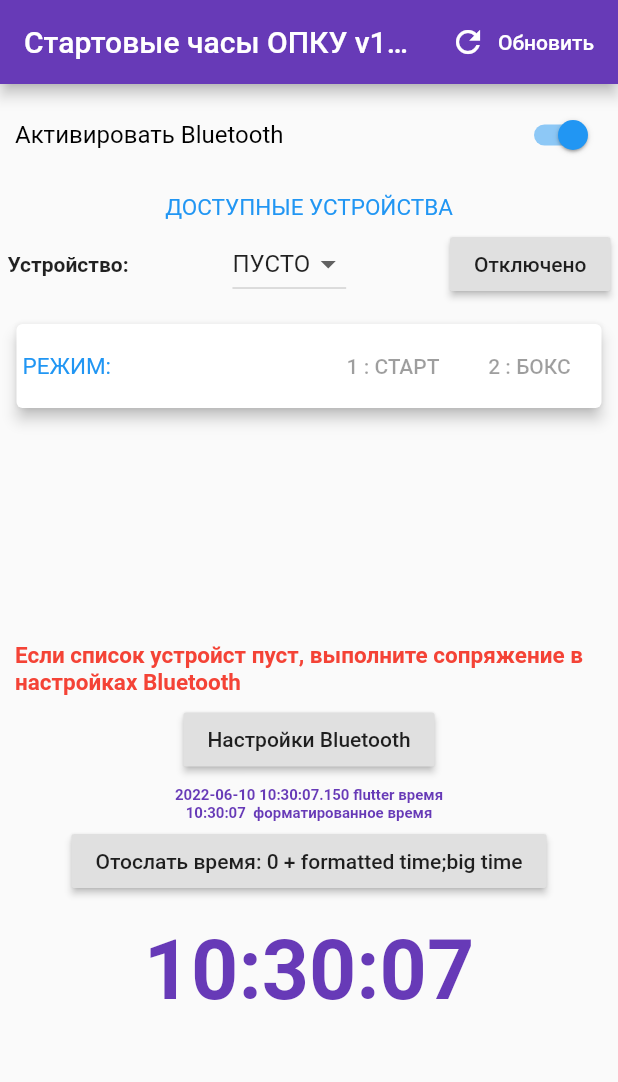
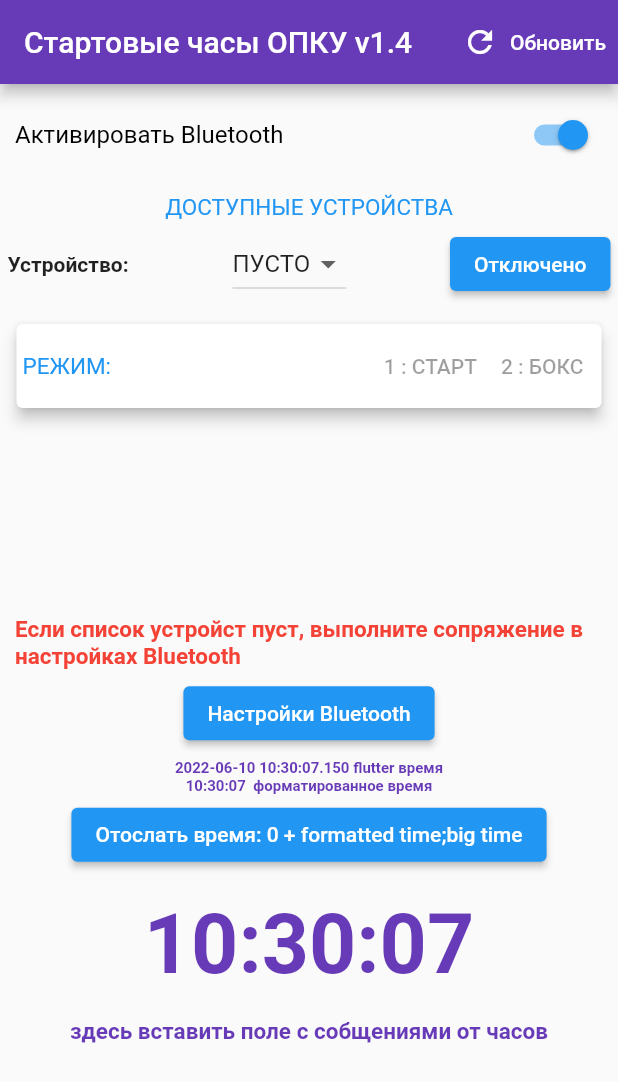
Before and after one commit to fimich1/flutter_clock_2023, a Flutter app: the screen it shows after launch, on a phone screen of 412 x 824 dp. Shown: the top 1082 px of the screen. Run offline on Flutter 3.47's test engine with Material 2 defaults, Android fonts, the phone set to English and light mode, and no system bars; our stand-ins replace flutter_bluetooth_serial.

Commit message:
2022 июнь

```diff
--- a/lib/main.dart
+++ b/lib/main.dart
@@ -1,9 +1,9 @@
-// For performing some operations asynchronously
+// последнее изменение:      17.01
 import 'dart:async';
 import 'dart:convert';
 import 'package:intl/intl.dart';
 
-// For using PlatformException
+// стандартные билилотеки
 import 'package:flutter/services.dart';
 
 import 'package:flutter/material.dart';
@@ -16,7 +16,7 @@ class MyApp extends StatelessWidget {
   @override
   Widget build(BuildContext context) {
     return MaterialApp(
-      title: 'Часы ОПКУ 1.3',
+      title: 'Часы ОПКУ 1.4',
       theme: ThemeData(
         primarySwatch: Colors.purple,
       ),
@@ -66,8 +66,8 @@ class _BluetoothAppState extends State<BluetoothApp> {
   String _formatDateTime(DateTime dateTime) {
     return DateFormat('HH:mm:ss').format(dateTime);
   }
+
   String _timeString;
-
 
   @override
   void initState() {
@@ -168,10 +168,18 @@ class _BluetoothAppState extends State<BluetoothApp> {
       home: Scaffold(
         key: _scaffoldKey,
         appBar: AppBar(
-          title: Text("Стартовые часы ОПКУ v1.3"),
+          title: Text("Стартовые часы ОПКУ v1.4"),
           backgroundColor: Colors.deepPurple,
           actions: <Widget>[
-            FlatButton.icon(
+            TextButton.icon(
+              onPressed: () async {
+                // So, that when new devices are paired
+                // while the app is running, user can refresh
+                // the paired devices list.
+                await getPairedDevices().then((_) {
+                  show('Список устройств обновлен');
+                });
+              },
               icon: Icon(
                 Icons.refresh,
                 color: Colors.white,
@@ -182,19 +190,11 @@ class _BluetoothAppState extends State<BluetoothApp> {
                   color: Colors.white,
                 ),
               ),
-              shape: RoundedRectangleBorder(
-                borderRadius: BorderRadius.circular(30),
             ),
-              splashColor: Colors.deepPurple,
-              onPressed: () async {
-                // So, that when new devices are paired
-                // while the app is running, user can refresh
-                // the paired devices list.
-                await getPairedDevices().then((_) {
-                  show('Список устройств обновлен');
-                });
-              },
-            ),
+            // shape: RoundedRectangleBorder(
+            //   borderRadius: BorderRadius.circular(30),
+            // ),
+            // splashColor: Colors.deepPurple,
           ],
         ),
         body: Container(
@@ -280,7 +280,7 @@ class _BluetoothAppState extends State<BluetoothApp> {
                                   setState(() => _device = value),
                               value: _devicesList.isNotEmpty ? _device : null,
                             ),
-                            RaisedButton(
+                            ElevatedButton(
                               onPressed: _isButtonUnavailable
                                   ? null
                                   : _connected
@@ -324,13 +324,13 @@ class _BluetoothAppState extends State<BluetoothApp> {
                                     ),
                                   ),
                                 ),
-                                FlatButton(
+                                TextButton(
                                   onPressed: _connected
                                       ? _sendOnMessageToBluetooth
                                       : null,
                                   child: Text("1 : СТАРТ"),
                                 ),
-                                FlatButton(
+                                TextButton(
                                   onPressed: _connected
                                       ? _sendOffMessageToBluetooth
                                       : null,
@@ -364,8 +364,8 @@ class _BluetoothAppState extends State<BluetoothApp> {
                           ),
                         ),
                         SizedBox(height: 5),
-                        RaisedButton(
-                          elevation: 2,
+                        ElevatedButton(
+                          // elevation: 2,
                           child: Text("Настройки Bluetooth"),
                           onPressed: () {
                             FlutterBluetoothSerial.instance.openSettings();
@@ -398,23 +398,37 @@ class _BluetoothAppState extends State<BluetoothApp> {
                         //   ),
                         // ),
                         SizedBox(height: 1),
-                        RaisedButton(
-                          elevation: 2,
-                          child: Text("Отослать время: 0 + formatted time;big time"),
+                        ElevatedButton(
+                          //elevation: 2,
+                          child: Text(
+                              "Отослать время: 0 + formatted time;big time"),
                           onPressed: () {
                             _connected
-                            ? _sendTimeToBluetooth(formattedDate,now.toString())
+                                ? _sendTimeToBluetooth(
+                                    formattedDate, now.toString())
                                 : show('сначала выполните сопряжение!');
                           },
                         ),
                         SizedBox(height: 17),
-                        Text(_timeString,
+                        Text(
+                          _timeString,
                           style: TextStyle(
                             fontSize: 55,
                             fontWeight: FontWeight.bold,
                             color: Colors.deepPurple,
                           ),
                         ),
+                        SizedBox(height: 17),
+                        Text(
+                          'здесь вставить поле с собщениями от часов',
+                          style: TextStyle(
+                            fontSize: 15,
+                            fontWeight: FontWeight.bold,
+                            color: Colors.deepPurple,
+                          ),
+                        ),
+
+
                       ],
                     ),
                   ),
@@ -556,32 +570,44 @@ class _BluetoothAppState extends State<BluetoothApp> {
     });
   }
 
-
   void _sendTimeToBluetooth(String time, String now) async {
-    print ("0"+ time + ";" + now +"\r\n");
+    print("\$" + time + ";" + now + "\r\n");
     show('Время отсылается'); // убрать в финальной версии
-    connection.output.add(utf8.encode("0"+ time + ";" + now +"\r\n"));
+    connection.output.add(utf8.encode("\$" + time + ";" + now + "\r\n"));
     await connection.output.allSent;
 
-    show('Время отослано');
+    show("0" + time + ";" + now + "\r\n" 'отослано');
     setState(() {
       _deviceState = -1; // device off
     });
   }
-  // Method to show a Snackbar,
+
+  // показ уведомления внизу
   // taking message as the text
   Future show(
     String message, {
     Duration duration: const Duration(seconds: 3),
   }) async {
     await new Future.delayed(new Duration(milliseconds: 100));
-    _scaffoldKey.currentState.showSnackBar(
-      new SnackBar(
-        content: new Text(
-          message,
-        ),
-        duration: duration,
+    print(message);
+
+    ScaffoldMessenger.of(context).showSnackBar(
+      SnackBar(
+        content: Text(message),
              ),
     );
+    // _scaffoldKey.currentState.
+    // _scaffoldKey.currentState.showSnackBar(
+    //   new SnackBar(
+    //     content: new Text(
+    //       message,
+    //     ),
+    //     duration: duration,
+    //   ),
+    // );
+
+
             }
+
+
 }
```
Also changed, not shown: pubspec.lock. Lines whose indentation alone changed are shown as unchanged.
